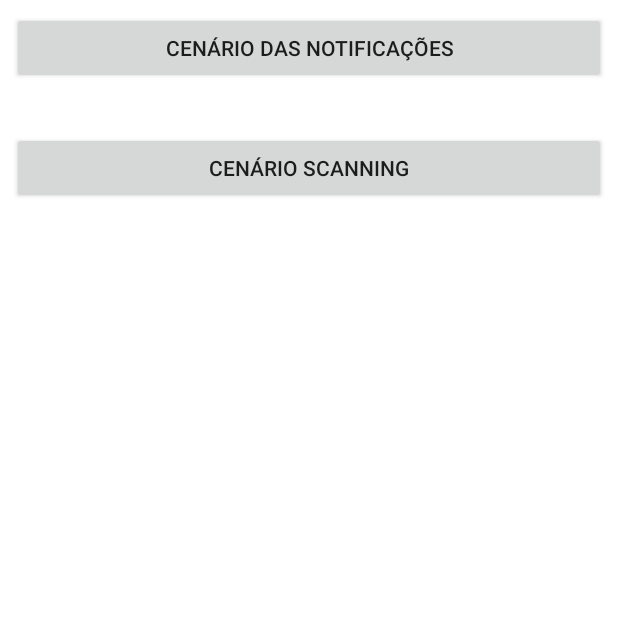
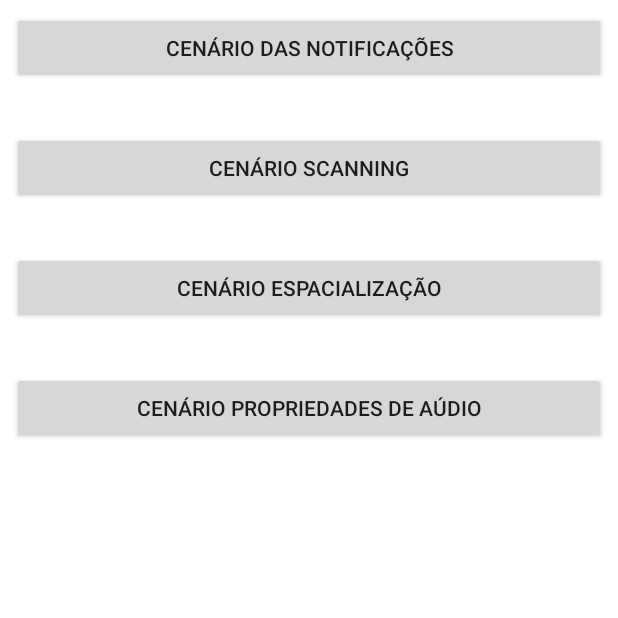
Before and after one commit to PedroFrr/ConcurrentSpeechSample, an Android app: the screen it shows after launch (MainActivity), on a phone screen of 412 x 824 dp, the top half of it. Run offline under Robolectric (Android 15) with nearby library versions, the phone set to English and light mode, and no system bars; libraries missing offline, so code that uses them is left out: com.zhuinden.fragmentviewbindingdelegatekt; 4 statements that could not run were skipped.

Commit message:
add separate navigation for each scenario option

```diff
--- a/app/build.gradle
+++ b/app/build.gradle
@@ -8,7 +8,7 @@ android {
 
     defaultConfig {
         applicationId "com.example.multipleaudioplayer"
-        minSdk 26
+        minSdk 21
         targetSdk 30
         versionCode 1
         versionName "1.0"
--- a/app/src/main/java/com/example/multipleaudioplayer/MainActivity.kt
+++ b/app/src/main/java/com/example/multipleaudioplayer/MainActivity.kt
@@ -35,7 +35,7 @@ class MainActivity : AppCompatActivity() {
         // Create channel notification for app
         NotificationHelper.createNotificationChannel(
             this,
-            NotificationManagerCompat.IMPORTANCE_HIGH, false,
+            NotificationManagerCompat.IMPORTANCE_HIGH, true,
             getString(R.string.app_name), "App notification channel."
         )
 
--- a/app/src/main/java/com/example/multipleaudioplayer/NotificationHelper.kt
+++ b/app/src/main/java/com/example/multipleaudioplayer/NotificationHelper.kt
@@ -71,6 +71,7 @@ object NotificationHelper {
             setStyle(NotificationCompat.BigTextStyle().bigText(bigText))
             priority = NotificationCompat.PRIORITY_MAX
             setAutoCancel(autoCancel)
+            setTicker(message)
 
         }
 
--- /dev/null
+++ b/app/src/main/res/layout/layout_audio_properties_example.xml
@@ -0,0 +1,6 @@
+<?xml version="1.0" encoding="utf-8"?>
+<androidx.constraintlayout.widget.ConstraintLayout xmlns:android="http://schemas.android.com/apk/res/android"
+    android:layout_width="match_parent"
+    android:layout_height="match_parent">
+
+</androidx.constraintlayout.widget.ConstraintLayout>
--- a/app/src/main/res/layout/layout_sample_options_fragment.xml
+++ b/app/src/main/res/layout/layout_sample_options_fragment.xml
@@ -21,4 +21,22 @@
         app:layout_constraintTop_toBottomOf="@+id/btn_notification_scenario"
         android:layout_marginTop="32dp"/>
 
+    <androidx.appcompat.widget.AppCompatButton
+        android:id="@+id/btn_spatialization_scenario"
+        android:layout_width="match_parent"
+        android:layout_height="wrap_content"
+        android:text="@string/spatialization_scenario"
+        app:layout_constraintStart_toStartOf="parent"
+        app:layout_constraintTop_toBottomOf="@+id/btn_scanning_scenario"
+        android:layout_marginTop="32dp"/>
+
+    <androidx.appcompat.widget.AppCompatButton
+        android:id="@+id/btn_properties_scenario"
+        android:layout_width="match_parent"
+        android:layout_height="wrap_content"
+        android:text="@string/audio_properties_scenario"
+        app:layout_constraintStart_toStartOf="parent"
+        app:layout_constraintTop_toBottomOf="@+id/btn_spatialization_scenario"
+        android:layout_marginTop="32dp"/>
+
 </androidx.constraintlayout.widget.ConstraintLayout>
--- /dev/null
+++ b/app/src/main/res/layout/layout_spatialization_example.xml
@@ -0,0 +1,6 @@
+<?xml version="1.0" encoding="utf-8"?>
+<androidx.constraintlayout.widget.ConstraintLayout xmlns:android="http://schemas.android.com/apk/res/android"
+    android:layout_width="match_parent"
+    android:layout_height="match_parent">
+
+</androidx.constraintlayout.widget.ConstraintLayout>
--- a/app/src/main/res/navigation/nav_graph.xml
+++ b/app/src/main/res/navigation/nav_graph.xml
@@ -16,6 +16,12 @@
         <action
             android:id="@+id/options_to_scanning_example"
             app:destination="@id/scanningExampleFragment" />
+        <action
+            android:id="@+id/options_to_spatialization_example"
+            app:destination="@id/spatializationExampleFragment" />
+        <action
+            android:id="@+id/options_to_audio_properties_example"
+            app:destination="@id/audioPropertiesExampleFragment" />
     </fragment>
     <fragment
         android:id="@+id/notificationExampleFragment"
@@ -27,4 +33,14 @@
         android:name="com.example.multipleaudioplayer.scanning.ScanningExampleFragment"
         android:label="ScanningExampleFragment"
         tools:layout="@layout/layout_scanning_example"/>
+    <fragment
+        android:id="@+id/spatializationExampleFragment"
+        android:name="com.example.multipleaudioplayer.spatialization.SpatializationExampleFragment"
+        android:label="SpatializationExampleFragment"
+        tools:layout="@layout/layout_spatialization_example"/>
+    <fragment
+        android:id="@+id/audioPropertiesExampleFragment"
+        android:name="com.example.multipleaudioplayer.audioproperties.AudioPropertiesExampleFragment"
+        android:label="AudioPropertiesExampleFragment"
+        tools:layout="@layout/layout_audio_properties_example"/>
 </navigation>
--- a/app/src/main/res/values/strings.xml
+++ b/app/src/main/res/values/strings.xml
@@ -7,4 +7,7 @@
     <string name="spatialization">Espacialização</string>
     <string name="speech_rate">Velocidade da voz</string>
     <string name="scanning_scenario">Cenário Scanning</string>
+    <string name="sample_text">A história de Portugal como nação europeia remonta à Baixa Idade Média, quando o condado Portucalense se tornou autónomo do reino de Leão.Contudo a história da presença humana no território correspondente a Portugal começou muito antes.A pré-história regista os primeiros hominídeos há cerca de 500 mil anos. O território foi visitado por diversos povos: fenícios que fundaram feitorias, mais tarde substituídos por cartagineses. Povos celtas estabeleceram-se e misturaram-se com os nativos.</string>
+    <string name="spatialization_scenario">Cenário Espacialização</string>
+    <string name="audio_properties_scenario">Cenário Propriedades de Aúdio</string>
 </resources>
```
Also changed, not shown: app/src/main/java/com/example/multipleaudioplayer/OptionsFragment.kt (+8 -0 lines), app/src/main/java/com/example/multipleaudioplayer/audioproperties/AudioPropertiesExampleFragment.kt (added, +52 -0 lines), app/src/main/java/com/example/multipleaudioplayer/notification/NotificationExampleFragment.kt (+14 -3 lines), app/src/main/java/com/example/multipleaudioplayer/scanning/ScanningExampleFragment.kt (+3 -7 lines), app/src/main/java/com/example/multipleaudioplayer/spatialization/SpatializationExampleFragment.kt (added, +68 -0 lines), app/src/main/res/layout/layout_notification_example.xml (+13 -0 lines), 2 other files.
